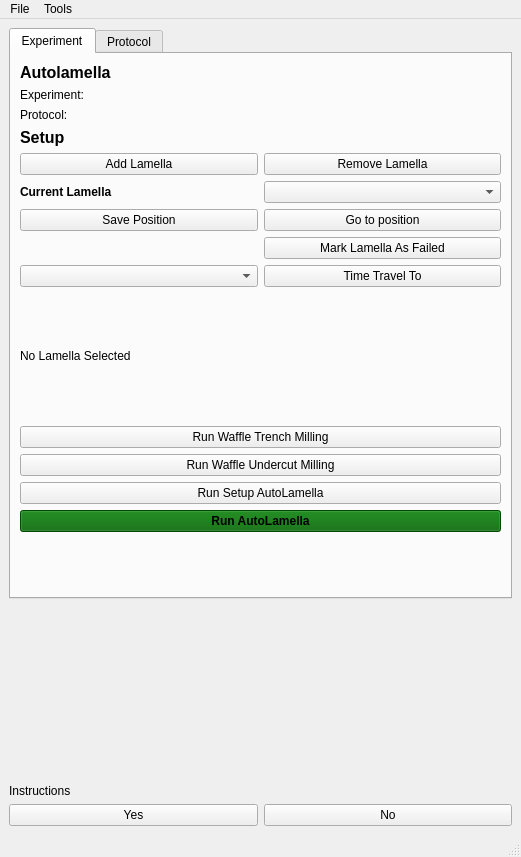
Qt form autolamella/ui/qt/AutoLamellaUI.ui (DeMarcoLab/autolamella) before a commit.
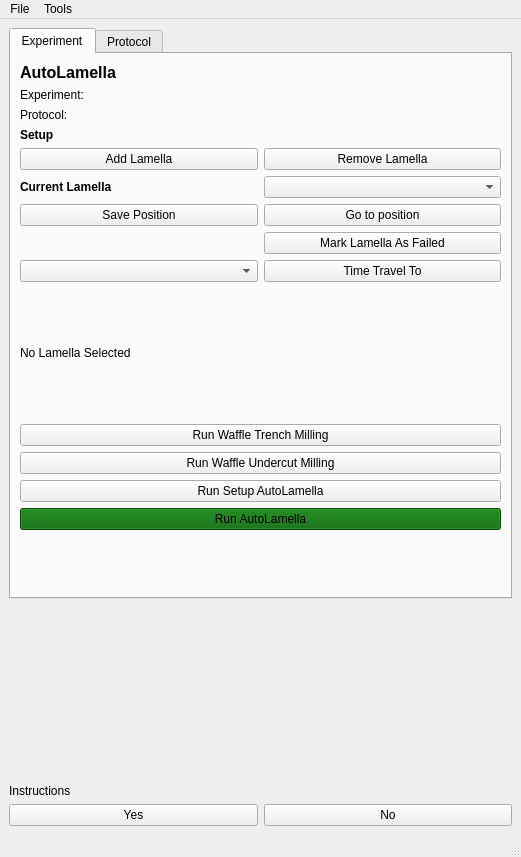
The same form after that commit.

The edit to the form file:
```diff
--- a/autolamella/ui/qt/AutoLamellaUI.ui
+++ b/autolamella/ui/qt/AutoLamellaUI.ui
@@ -185,8 +185,8 @@
          <widget class="QPushButton" name="pushButton_run_autolamella">
           <property name="font">
            <font>
-            <weight>75</weight>
-            <bold>true</bold>
+            <weight>50</weight>
+            <bold>false</bold>
            </font>
           </property>
           <property name="styleSheet">
@@ -218,7 +218,7 @@
          <widget class="QLabel" name="label_setup_header">
           <property name="font">
            <font>
-            <pointsize>12</pointsize>
+            <pointsize>9</pointsize>
             <weight>75</weight>
             <bold>true</bold>
            </font>
@@ -238,7 +238,7 @@
            </font>
           </property>
           <property name="text">
-           <string>Autolamella</string>
+           <string>AutoLamella</string>
           </property>
           <property name="alignment">
            <set>Qt::AlignLeading|Qt::AlignLeft|Qt::AlignVCenter</set>
```
Left out of the diff: 2 changed lines with no effect on the pictures.
